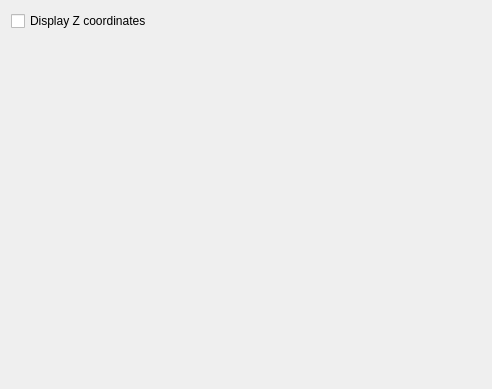
Before: the Qt Designer form scripts/Widgets/PropertyEditor/PreferencesPage.ui in qcad/qcad, drawn with Qt 5.
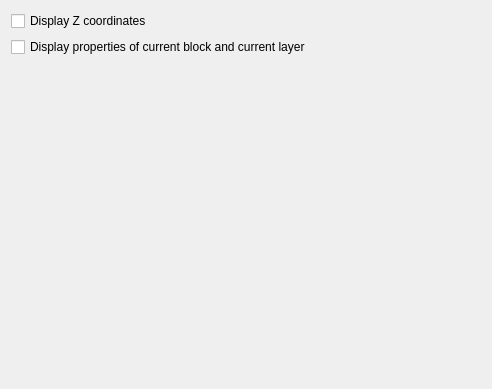
After: the same form once the commit is applied.

Commit message: add preference to show properties of current block and current layer in property editor

```diff
--- a/scripts/Widgets/PropertyEditor/PreferencesPage.ui
+++ b/scripts/Widgets/PropertyEditor/PreferencesPage.ui
@@ -21,6 +21,13 @@
      </property>
     </widget>
    </item>
+   <item>
+    <widget class="QCheckBox" name="ShowBlockLayer">
+     <property name="text">
+      <string>Display properties of current block and current layer</string>
+     </property>
+    </widget>
+   </item>
    <item>
     <spacer name="verticalSpacer">
      <property name="orientation">
```
The commit also changes 1 other file.
